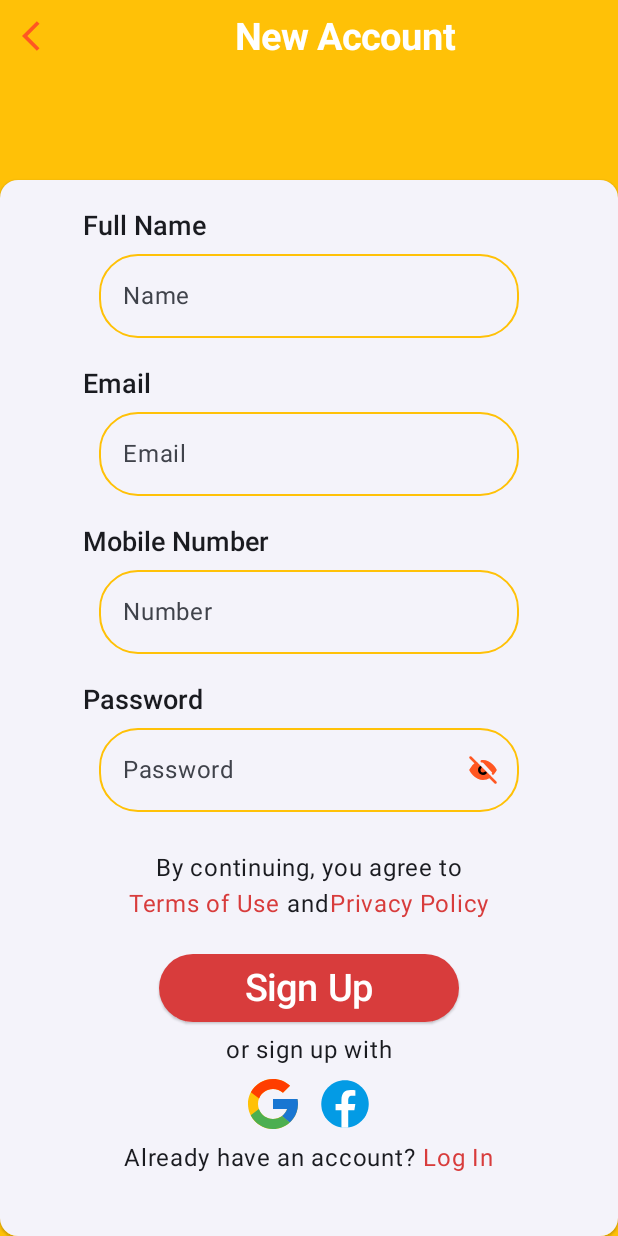
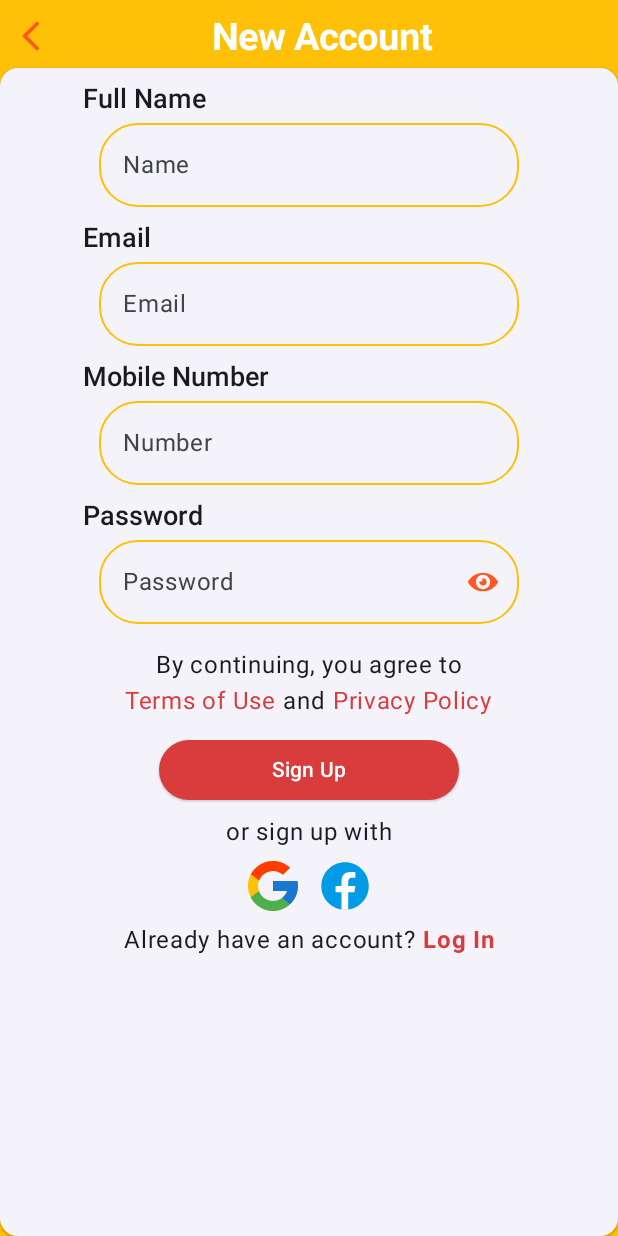
Before and after one commit to WahajSajid/Foodly, an Android app built with Jetpack Compose: the composable RegisterScreen shown on its own in the app's theme, on a phone screen of 412 x 824 dp. Run offline under Robolectric (Android 15) with nearby library versions, the phone set to English and light mode, and no system bars; our stand-ins replace accompanist.

Commit message:
Working on RegisterScreen.kt

```diff
--- a/app/src/main/java/com/example/foodly/RegisterScreen.kt
+++ b/app/src/main/java/com/example/foodly/RegisterScreen.kt
@@ -44,25 +44,28 @@ import com.example.foodly.ui.theme.appThemeColor1
 import com.example.foodly.ui.theme.appThemeColor2
 
 @Composable
-fun RegisterScreen(stateViewModel: StateViewModel = viewModel(), onBack:() ->Unit = {}) {
+fun RegisterScreen(
+    stateViewModel: StateViewModel = viewModel(),
+    onBack: () -> Unit = {},
+    onSignIn: () -> Unit = {}
+) {
     StatusBarColor(color = Color(appThemeColor1.toArgb()), darkIcons = true)
     Box(
         modifier = Modifier
             .fillMaxSize()
             .padding(WindowInsets.statusBars.asPaddingValues())
     ) {
-        TopBar(heading = "New Account")
+        TopBar(heading = "New Account", onBack = onBack)
         ElevatedCard(
             modifier = Modifier
                 .fillMaxSize()
-                .padding(top = 120.dp)
+                .padding(top = 45.dp)
         ) {
-
             Column {
                 Text(
                     "Full Name",
                     style = TextStyle(fontWeight = FontWeight.SemiBold, fontSize = 18.sp),
-                    modifier = Modifier.padding(start = 55.dp, top = 20.dp)
+                    modifier = Modifier.padding(start = 55.dp, top = 10.dp)
                 )
                 Row(
                     modifier = Modifier.fillMaxWidth(),
@@ -70,11 +73,11 @@ fun RegisterScreen(stateViewModel: StateViewModel = viewModel(), onBack:() ->Uni
                 ) {
                     TextInputField(
                         value = stateViewModel.name.value,
-                        onValueChange = {stateViewModel.name.value = it},
+                        onValueChange = { stateViewModel.name.value = it },
                         placeHolder = "Name",
                         modifier = Modifier
                             .clickable { }
-                            .padding(top = 8.dp)
+                            .padding(top = 5.dp)
                             .focusRequester(stateViewModel.focusRequester1)
                             .border(
                                 width = 1.dp,
@@ -88,7 +91,7 @@ fun RegisterScreen(stateViewModel: StateViewModel = viewModel(), onBack:() ->Uni
                 Text(
                     "Email",
                     style = TextStyle(fontWeight = FontWeight.SemiBold, fontSize = 18.sp),
-                    modifier = Modifier.padding(start = 55.dp, top = 20.dp)
+                    modifier = Modifier.padding(start = 55.dp, top = 10.dp)
                 )
                 Row(
                     modifier = Modifier.fillMaxWidth(),
@@ -96,11 +99,11 @@ fun RegisterScreen(stateViewModel: StateViewModel = viewModel(), onBack:() ->Uni
                 ) {
                     TextInputField(
                         value = stateViewModel.email.value,
-                        onValueChange = {stateViewModel.email.value = it},
+                        onValueChange = { stateViewModel.email.value = it },
                         placeHolder = "Email",
                         modifier = Modifier
                             .clickable { }
-                            .padding(top = 8.dp)
+                            .padding(top = 5.dp)
                             .focusRequester(stateViewModel.focusRequester2)
                             .border(
                                 width = 1.dp,
@@ -114,7 +117,7 @@ fun RegisterScreen(stateViewModel: StateViewModel = viewModel(), onBack:() ->Uni
                 Text(
                     "Mobile Number",
                     style = TextStyle(fontWeight = FontWeight.SemiBold, fontSize = 18.sp),
-                    modifier = Modifier.padding(start = 55.dp, top = 20.dp)
+                    modifier = Modifier.padding(start = 55.dp, top = 10.dp)
                 )
                 Row(
                     modifier = Modifier.fillMaxWidth(),
@@ -122,11 +125,11 @@ fun RegisterScreen(stateViewModel: StateViewModel = viewModel(), onBack:() ->Uni
                 ) {
                     TextInputField(
                         value = stateViewModel.mobileNumber.value,
-                        onValueChange = {stateViewModel.mobileNumber.value = it},
+                        onValueChange = { stateViewModel.mobileNumber.value = it },
                         placeHolder = "Number",
                         modifier = Modifier
                             .clickable { }
-                            .padding(top = 8.dp)
+                            .padding(top = 5.dp)
                             .focusRequester(stateViewModel.focusRequester3)
                             .border(
                                 width = 1.dp,
@@ -140,7 +143,7 @@ fun RegisterScreen(stateViewModel: StateViewModel = viewModel(), onBack:() ->Uni
                 Text(
                     "Password",
                     style = TextStyle(fontWeight = FontWeight.SemiBold, fontSize = 18.sp),
-                    modifier = Modifier.padding(start = 55.dp, top = 20.dp)
+                    modifier = Modifier.padding(start = 55.dp, top = 10.dp)
                 )
                 Row(
                     modifier = Modifier.fillMaxWidth(),
@@ -148,11 +151,11 @@ fun RegisterScreen(stateViewModel: StateViewModel = viewModel(), onBack:() ->Uni
                 ) {
                     TextInputField(
                         value = stateViewModel.password.value,
-                        onValueChange = {stateViewModel.password.value = it},
+                        onValueChange = { stateViewModel.password.value = it },
                         placeHolder = "Password",
                         modifier = Modifier
                             .clickable { }
-                            .padding(top = 8.dp)
+                            .padding(top = 5.dp)
                             .focusRequester(stateViewModel.focusRequester4)
                             .border(
                                 width = 1.dp,
@@ -162,12 +165,15 @@ fun RegisterScreen(stateViewModel: StateViewModel = viewModel(), onBack:() ->Uni
                         trailingIcon = {
                             Image(
                                 if (stateViewModel.showPasswordRegister.value) painterResource(
-                                    R.drawable.hide
-                                ) else painterResource(R.drawable.unhide),
+                                    R.drawable.unhide
+                                ) else painterResource(R.drawable.hide),
                                 contentDescription = null,
                                 Modifier
                                     .size(20.dp)
-                                    .clickable { stateViewModel.showPasswordRegister.value = !stateViewModel.showPasswordRegister.value }
+                                    .clickable {
+                                        stateViewModel.showPasswordRegister.value =
+                                            !stateViewModel.showPasswordRegister.value
+                                    }
                             )
                         },
                         keyboardOptions = KeyboardOptions.Default.copy(imeAction = ImeAction.Done),
@@ -178,7 +184,7 @@ fun RegisterScreen(stateViewModel: StateViewModel = viewModel(), onBack:() ->Uni
                 Column(
                     modifier = Modifier
                         .fillMaxWidth()
-                        .padding(top = 25.dp),
+                        .padding(top = 15.dp),
                     horizontalAlignment = Alignment.CenterHorizontally
                 ) {
                     Text(text = "By continuing, you agree to")
@@ -189,21 +195,24 @@ fun RegisterScreen(stateViewModel: StateViewModel = viewModel(), onBack:() ->Uni
                         Text(
                             text = "Terms of Use ", color = Color(
                                 appThemeColor2.toArgb()
-                            )
+                            ), modifier = Modifier.clickable { }
                         )
                         Text(text = "and")
-                        Text(text = "Privacy Policy", color = Color(appThemeColor2.toArgb()))
+                        Text(
+                            text = " Privacy Policy",
+                            color = Color(appThemeColor2.toArgb()),
+                            modifier = Modifier.clickable { })
                     }
                     ElevatedButton(
                         onClick = {},
                         modifier = Modifier
                             .width(200.dp)
-                            .padding(top = 20.dp),
+                            .padding(top = 10.dp),
                         colors = ButtonDefaults.elevatedButtonColors(
                             appThemeColor2
                         )
                     ) {
-                        Text(text = "Sign Up", color = Color.White, fontSize = 25.sp)
+                        Text(text = "Sign Up", color = Color.White)
                     }
                     Text(text = "or sign up with", modifier = Modifier.padding(top = 5.dp))
                     Row(
@@ -223,9 +232,16 @@ fun RegisterScreen(stateViewModel: StateViewModel = viewModel(), onBack:() ->Uni
                             )
                         }
                     }
-                    Row(modifier = Modifier.fillMaxWidth(), horizontalArrangement = Arrangement.Center) {
+                    Row(
+                        modifier = Modifier.fillMaxWidth(),
+                        horizontalArrangement = Arrangement.Center
+                    ) {
                         Text(text = "Already have an account? ")
-                        Text(text = "Log In", color = Color(appThemeColor2.toArgb()))
+                        Text(
+                            text = "Log In",
+                            fontWeight = FontWeight.Bold,
+                            color = Color(appThemeColor2.toArgb()),
+                            modifier = Modifier.clickable { onSignIn() })
                     }
                 }
             }
--- a/app/src/main/java/com/example/foodly/StateViewModel.kt
+++ b/app/src/main/java/com/example/foodly/StateViewModel.kt
@@ -1,9 +1,7 @@
 package com.example.foodly
 
-import androidx.compose.runtime.MutableState
 import androidx.compose.runtime.mutableStateOf
 import androidx.compose.ui.focus.FocusRequester
-import androidx.lifecycle.VIEW_MODEL_STORE_OWNER_KEY
 import androidx.lifecycle.ViewModel
 
 class StateViewModel:ViewModel() {
--- a/app/src/main/java/com/example/foodly/TopBar.kt
+++ b/app/src/main/java/com/example/foodly/TopBar.kt
@@ -5,11 +5,9 @@ import androidx.compose.foundation.background
 import androidx.compose.foundation.layout.Arrangement
 import androidx.compose.foundation.layout.Column
 import androidx.compose.foundation.layout.Row
-import androidx.compose.foundation.layout.fillMaxHeight
 import androidx.compose.foundation.layout.fillMaxSize
 import androidx.compose.foundation.layout.fillMaxWidth
 import androidx.compose.foundation.layout.padding
-import androidx.compose.foundation.layout.size
 import androidx.compose.material3.IconButton
 import androidx.compose.material3.Text
 import androidx.compose.runtime.Composable
@@ -19,7 +17,6 @@ import androidx.compose.ui.graphics.toArgb
 import androidx.compose.ui.res.painterResource
 import androidx.compose.ui.text.TextStyle
 import androidx.compose.ui.text.font.FontWeight
-import androidx.compose.ui.tooling.preview.Preview
 import androidx.compose.ui.unit.dp
 import androidx.compose.ui.unit.sp
 import com.example.foodly.ui.theme.appThemeColor1
@@ -39,7 +36,12 @@ fun TopBar(heading: String = "", onBack: () -> Unit = {}) {
                     .padding(start = 5.dp)
             )
         }
-        Row(modifier = Modifier.fillMaxWidth(), horizontalArrangement = Arrangement.Center) {
+        Row(
+            modifier = Modifier
+                .fillMaxWidth()
+                .padding(end = 30.dp),
+            horizontalArrangement = Arrangement.Center
+        ) {
             Text(
                 text = heading,
                 style = TextStyle(
```
Also changed, not shown: app/src/main/java/com/example/foodly/LoginScreen.kt (+6 -8 lines), app/src/main/java/com/example/foodly/MainActivity.kt (+14 -5 lines).
